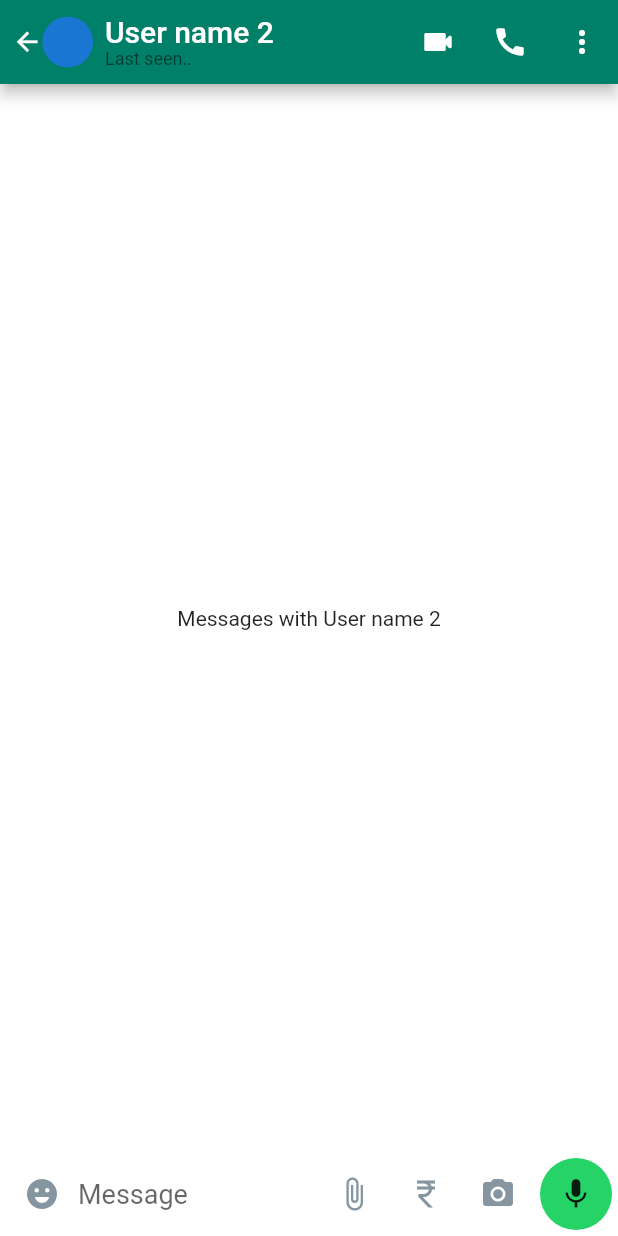
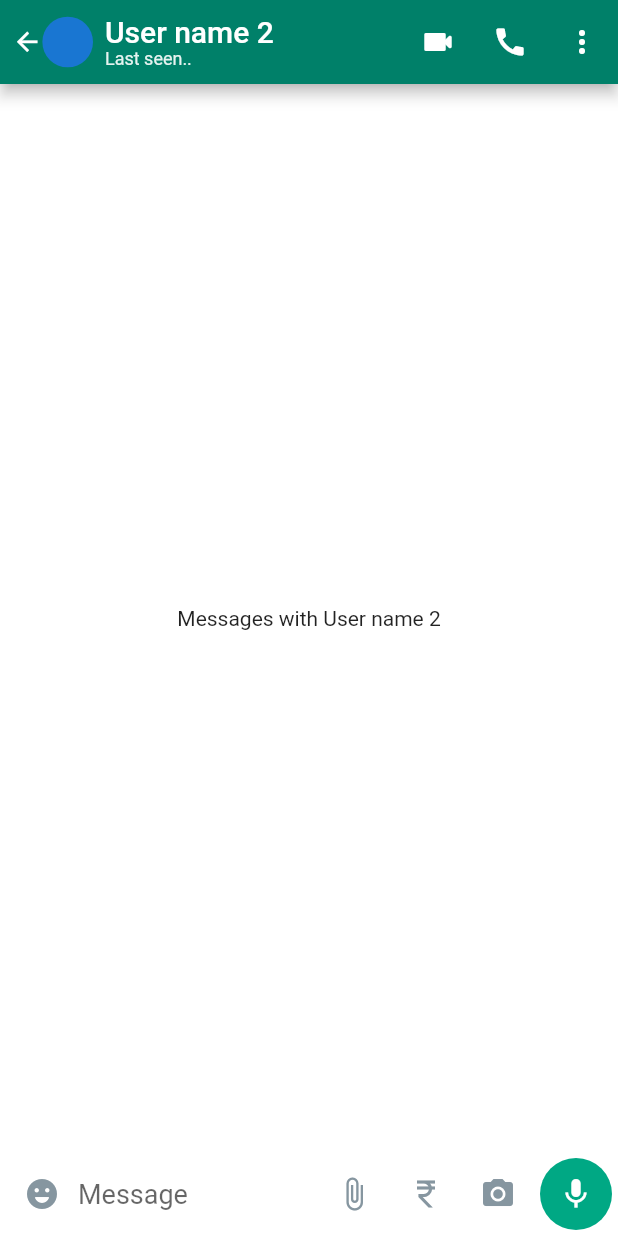
Before and after one commit to albinpk/flutter-whatsapp-clone, a Flutter app: the screen it shows after launch, after a tap on an icon or button, on a phone screen of 412 x 824 dp. Run offline on Flutter 3.47's test engine with Material 2 defaults, Android fonts, the phone set to English and light mode, and no system bars; our stand-ins replace equatable, flutter_bloc.

Commit message:
refactor(whatsapp): use new colors in app

```diff
--- a/000-whatsapp/lib/features/chats/presentation/widgets/chat_screen_app_bar.dart
+++ b/000-whatsapp/lib/features/chats/presentation/widgets/chat_screen_app_bar.dart
@@ -3,6 +3,7 @@ import 'package:flutter_bloc/flutter_bloc.dart';
 
 import '../../../../models/user_model.dart';
 import '../../../../utils/extensions/platform_type.dart';
+import '../../../../utils/themes/custom_colors.dart';
 import '../../bloc/chats_bloc.dart';
 
 class ChatScreenAppBar extends StatelessWidget with PreferredSizeWidget {
@@ -17,6 +18,9 @@ class ChatScreenAppBar extends StatelessWidget with PreferredSizeWidget {
       foregroundColor: Colors.white,
       leading: isMobile ? const _Leading() : null,
       title: const _Title(),
+      actionsIconTheme: IconThemeData(
+        color: CustomColors.of(context).onSecondary,
+      ),
       actions: [
         if (isMobile) ...[
           IconButton(
@@ -94,10 +98,17 @@ class _Title extends StatelessWidget {
         Column(
           crossAxisAlignment: CrossAxisAlignment.start,
           children: [
-            Text(context.select((User user) => user.name)),
+            Text(
+              context.select((User user) => user.name),
+              style: Theme.of(context).textTheme.titleLarge!.copyWith(
+                    color: CustomColors.of(context).onSecondary,
+                  ),
+            ),
             Text(
               'Last seen..',
-              style: Theme.of(context).textTheme.bodySmall,
+              style: Theme.of(context).textTheme.bodySmall!.copyWith(
+                    color: CustomColors.of(context).onSecondaryMuted,
+                  ),
             ),
           ],
         ),
--- a/000-whatsapp/lib/features/chats/presentation/widgets/chat_screen_input_area.dart
+++ b/000-whatsapp/lib/features/chats/presentation/widgets/chat_screen_input_area.dart
@@ -19,6 +19,7 @@ class _MobileInputArea extends StatelessWidget {
 
   @override
   Widget build(BuildContext context) {
+    final customColors = CustomColors.of(context);
     return SizedBox(
       height: kBottomNavigationBarHeight,
       child: Padding(
@@ -30,10 +31,12 @@ class _MobileInputArea extends StatelessWidget {
               child: ClipRRect(
                 borderRadius: BorderRadius.circular(100),
                 child: ColoredBox(
-                  color: Theme.of(context).colorScheme.surface,
+                  color: Theme.of(context).brightness == Brightness.light
+                      ? Colors.white
+                      : customColors.secondary!,
                   child: IconTheme(
                     data: IconThemeData(
-                      color: CustomColors.of(context).chatsListTileIcon,
+                      color: customColors.iconMuted,
                     ),
                     child: Row(
                       children: [
@@ -65,8 +68,11 @@ class _MobileInputArea extends StatelessWidget {
               aspectRatio: 1 / 1,
               child: ClipOval(
                 child: ColoredBox(
-                  color: CustomColors.of(context).chatsListTileBadge!,
-                  child: const Icon(Icons.mic),
+                  color: customColors.primary!,
+                  child: Icon(
+                    Icons.mic,
+                    color: customColors.onPrimary,
+                  ),
                 ),
               ),
             ),
@@ -85,9 +91,13 @@ class _DesktopInputArea extends StatelessWidget {
     return SizedBox(
       height: kBottomNavigationBarHeight + 5,
       child: ColoredBox(
-        color: const Color(0xFF202C33),
+        color: CustomColors.of(context).secondary!,
         child: Padding(
           padding: const EdgeInsets.all(8),
+          child: IconTheme(
+            data: IconThemeData(
+              color: CustomColors.of(context).onSecondaryMuted,
+            ),
             child: Row(
               crossAxisAlignment: CrossAxisAlignment.end,
               children: [
@@ -103,9 +113,11 @@ class _DesktopInputArea extends StatelessWidget {
                 Expanded(
                   child: ClipRRect(
                     borderRadius: BorderRadius.circular(10),
-                  child: const ColoredBox(
-                    color: Color(0xFF2A3942),
-                    child: Padding(
+                    child: ColoredBox(
+                      color: Theme.of(context).brightness == Brightness.light
+                          ? Colors.white
+                          : const Color(0xFF2A3942),
+                      child: const Padding(
                         padding: EdgeInsets.symmetric(horizontal: 10),
                         child: _InputField(),
                       ),
@@ -118,6 +130,7 @@ class _DesktopInputArea extends StatelessWidget {
                   icon: const Icon(Icons.mic),
                 ),
               ],
+            ),
           ),
         ),
       ),
@@ -136,15 +149,18 @@ class _InputField extends StatelessWidget {
     return TextField(
       style: textTheme.titleMedium!.copyWith(
         fontSize: isMobile ? 18 : null,
-        fontWeight: isMobile ? null : FontWeight.w300,
+        fontWeight: isMobile
+            ? null
+            : Theme.of(context).brightness == Brightness.light
+                ? null
+                : FontWeight.w300,
       ),
       textCapitalization: TextCapitalization.sentences,
       decoration: InputDecoration(
         hintText: isMobile ? 'Message' : ' Type a message',
         border: InputBorder.none,
       ),
-      cursorColor:
-          isMobile ? CustomColors.of(context).chatsListTileBadge : Colors.white,
+      cursorColor: isMobile ? CustomColors.of(context).primary : Colors.white,
     );
   }
 }
--- a/000-whatsapp/lib/features/chats/presentation/widgets/chats_list_tile.dart
+++ b/000-whatsapp/lib/features/chats/presentation/widgets/chats_list_tile.dart
@@ -19,7 +19,7 @@ class ChatsListTile extends StatelessWidget {
               context.select((User user) => user.name),
               style: Theme.of(context).textTheme.titleMedium!.copyWith(
                     fontWeight: FontWeight.w500,
-                    color: CustomColors.of(context).chatsListTileTitle,
+                    color: CustomColors.of(context).onBackground,
                   ),
             ),
           ),
@@ -37,7 +37,7 @@ class ChatsListTile extends StatelessWidget {
               child: Text(
                 'Hi there!',
                 style: Theme.of(context).textTheme.bodyMedium!.copyWith(
-                      color: CustomColors.of(context).chatsListTileSubtitle,
+                      color: CustomColors.of(context).onBackgroundMuted,
                     ),
                 overflow: TextOverflow.ellipsis,
               ),
@@ -45,7 +45,7 @@ class ChatsListTile extends StatelessWidget {
             IconTheme(
               data: IconTheme.of(context).copyWith(
                 size: 20,
-                color: CustomColors.of(context).chatsListTileIcon,
+                color: CustomColors.of(context).iconMuted,
               ),
               child: Row(
                 mainAxisSize: MainAxisSize.min,
@@ -77,7 +77,9 @@ class _UnreadMessageBadge extends StatelessWidget {
       dimension: IconTheme.of(context).size,
       child: ClipOval(
         child: ColoredBox(
-          color: CustomColors.of(context).chatsListTileBadge!,
+          color: Theme.of(context).brightness == Brightness.light
+              ? const Color(0xFF25D366)
+              : CustomColors.of(context).primary!,
           child: Center(
             child: Text(
               '2',
```
Also changed, not shown: 000-whatsapp/lib/features/chats/presentation/widgets/chats_list_app_bar.dart (+7 -0 lines), 000-whatsapp/lib/features/home/presentation/views/default_chat_view.dart (+8 -7 lines). Lines whose indentation alone changed are shown as unchanged.
